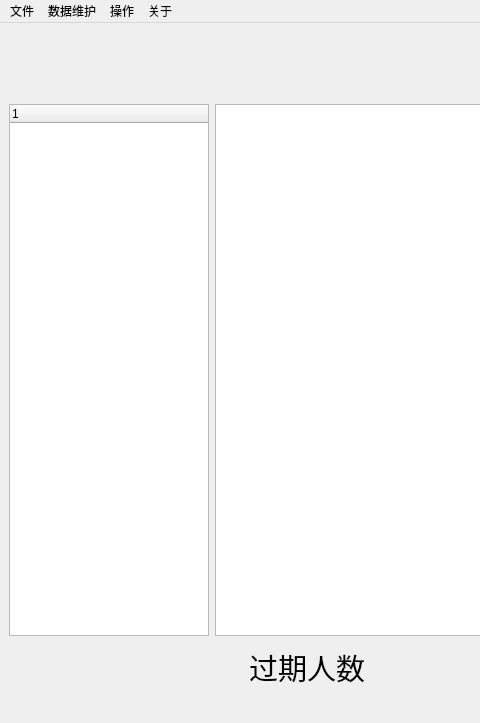
The window that qtdesigner/主界面.ui (zhihao2020/MaterialManagement) describes before a commit, drawn with Qt 5; both pictures show x 0 to 480 and y 0 to 723 of the 1195 by 723 pixel window.
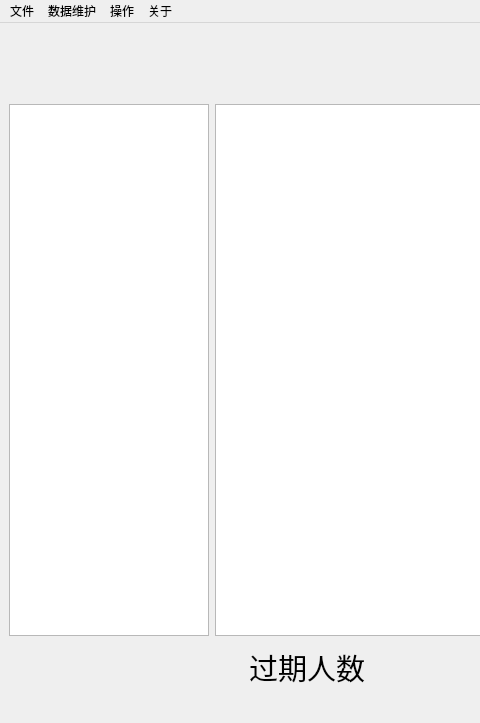
The same window after the commit.

What changed in the file:
```diff
--- a/qtdesigner/主界面.ui
+++ b/qtdesigner/主界面.ui
@@ -122,7 +122,7 @@
       <item>
        <layout class="QHBoxLayout" name="horizontalLayout_4">
         <item>
-         <widget class="QTreeWidget" name="treeWidget">
+         <widget class="QTreeView" name="treeView">
           <property name="maximumSize">
            <size>
             <width>200</width>
```
Left out of the diff: 6 changed lines with no effect on the pictures.
